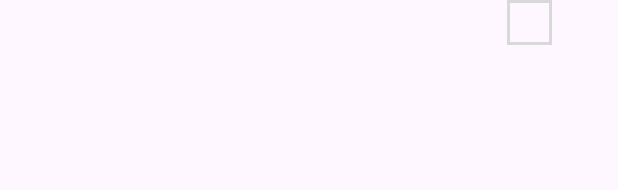
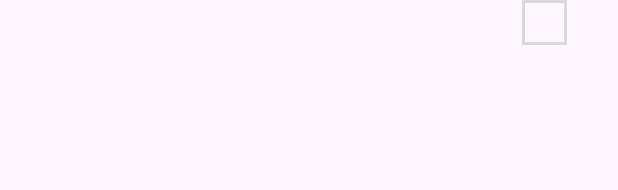
Before and after one commit to YeBin0711/Timeline-Planner, an Android app: the layout day_recyclerview.xml on its own in the app's theme, with its tools: preview values and no code run, on a phone screen of 412 x 824 dp. Shown: the top 190 px of the screen. Run offline under Robolectric (Android 15) with nearby library versions, the phone set to English and light mode, and no system bars.

Commit message:
Monthly 출력 안됐어서 수정

```diff
--- a/app/src/main/java/com/example/timelineplanner/Homeadapter.kt
+++ b/app/src/main/java/com/example/timelineplanner/Homeadapter.kt
@@ -77,7 +77,7 @@ class Homeadapter(
 
         holder.imageViewColor.layoutParams.height = imageViewHeight
         // 해당 TextView의 layoutparams를 가져와서 설정
-        holder.emptyView.layoutParams.height=imageViewHeight - 100
+        holder.emptyView.layoutParams.height=imageViewHeight - 75
 
         var isChecked = false // 초기 상태
 
--- a/app/src/main/java/com/example/timelineplanner/Monthly.kt
+++ b/app/src/main/java/com/example/timelineplanner/Monthly.kt
@@ -129,7 +129,7 @@ class MonthlyCellBinder : MonthDayBinder<CalendarCellContainer> {
                 for (document in result) {
                     val daytitle = document.getString("daytitle") ?: ""
 
-                    val daycolor = Color.parseColor(document.getString("daycolor") ?:"#D9D9D9")
+                    val daycolor = document.getLong("daycolor")?.toInt() ?: 0
 
                     val dayicon = document.getLong("dayicon")?.toInt() ?: 0
 
@@ -226,7 +226,6 @@ class MonthlyHeaderBinder : MonthHeaderFooterBinder<MonthlyHeaderContainer> {
     }
 }
 
-
 class TodoListDialogViewHolder(val binding: TodoListDialogItemBinding) : RecyclerView.ViewHolder(binding.root)
 
 class TodoListDialogAdapter(val context: Context, val todoList: List<Todo>) : RecyclerView.Adapter<RecyclerView.ViewHolder>() {
--- a/app/src/main/res/layout/day_recyclerview.xml
+++ b/app/src/main/res/layout/day_recyclerview.xml
@@ -4,7 +4,7 @@
     android:layout_width="match_parent"
     android:layout_height="wrap_content"
     android:orientation="horizontal"
->
+    android:layout_marginLeft="10dp">
 
     <LinearLayout
         android:layout_width="60dp"
@@ -27,7 +27,7 @@
         <View
             android:id="@+id/emptyView"
             android:layout_width="wrap_content"
-            android:layout_height="20dp" />
+            android:layout_height="40dp" />
 
         <LinearLayout
             android:id="@+id/textViewContainer"
```
